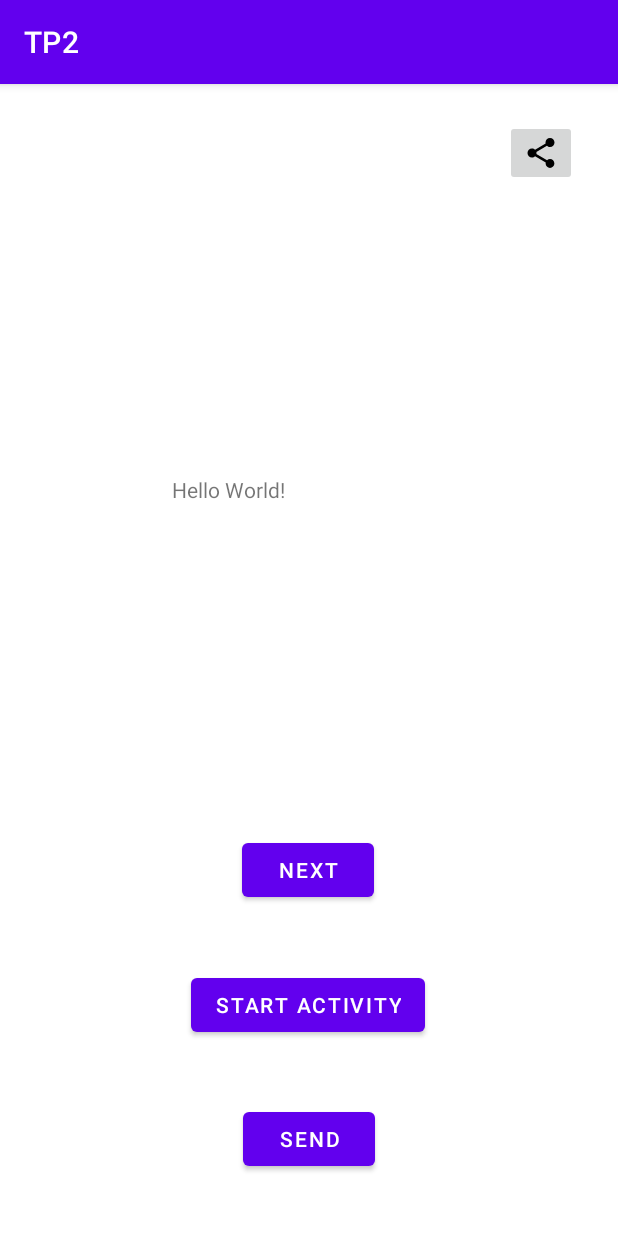
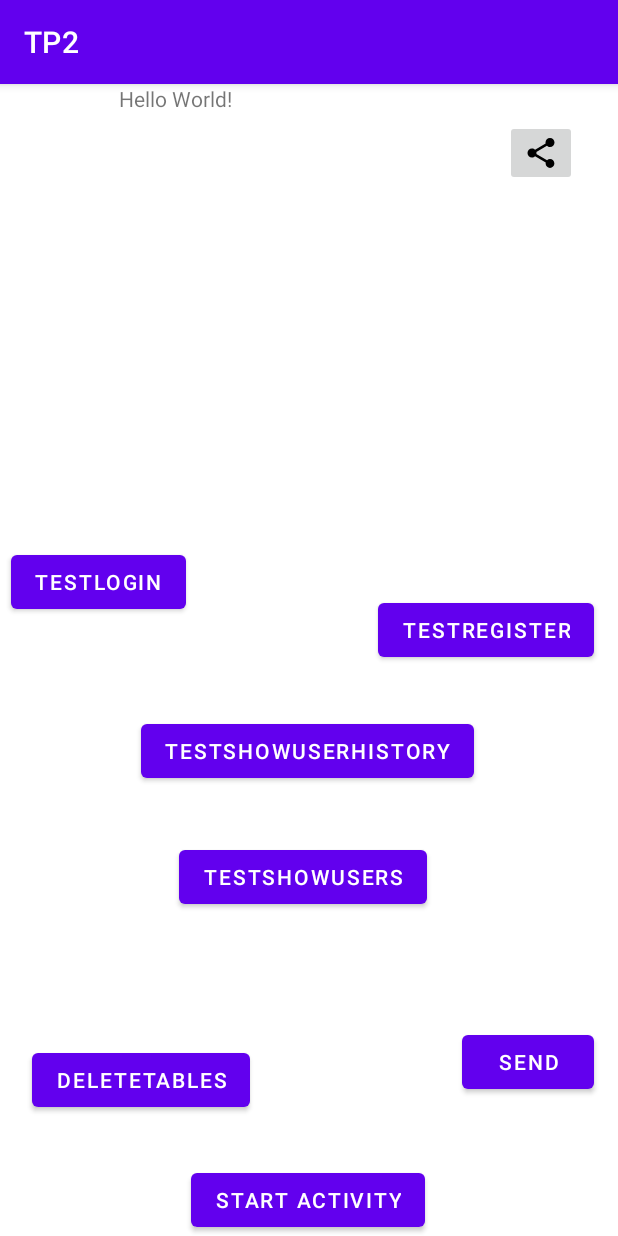
Before and after one commit to fedemarino37/SOA_L4, an Android app: the screen it shows after launch (DefaultMainActivity), on a phone screen of 412 x 824 dp. Run offline under Robolectric (Android 15) with nearby library versions, the phone set to English and light mode, and no system bars; our stand-ins replace RxJava; libraries missing offline, so code that uses them is left out: com.squareup.okhttp; 1 statement that could not run was skipped.

Commit message:
Metodos SQL funcionando
Se guardan en la tabla users y usersHistory los usuarios registrados y los logueados respectivamente.
Hay que acomodar el codigo.
No esta probado para que funcione en conjunto con la API.

```diff
--- a/app/src/main/java/com/example/TP2/entity/SQLUserEntity.java
+++ b/app/src/main/java/com/example/TP2/entity/SQLUserEntity.java
@@ -30,6 +30,3 @@ public class SQLUserEntity {
         this.timeStampLastAccess = timeStampLastAccess;
     }
 }
-// Todo: Acomodar lineas.
-// Todo: Cuando se registra un usuario, mandarlo a la tabla de SQLLite
-//      para traer sus datos cuando se loguea.
--- a/app/src/main/java/com/example/TP2/repository/sqlite/SQLUserRepository.java
+++ b/app/src/main/java/com/example/TP2/repository/sqlite/SQLUserRepository.java
@@ -10,6 +10,9 @@ public interface SQLUserRepository {
     List<SQLUserEntity> retrieveUsersHistory(Context ctx);
 
     SQLUserEntity getUserData(Context ctx, String userEmail);
-    boolean saveUserHistory(Context ctx, SQLUserEntity user);
-    boolean insertNewUser(Context ctx, SQLUserEntity newUser);
+    void saveUserHistory(Context ctx, SQLUserEntity user);
+    void insertNewUser(Context ctx, SQLUserEntity newUser);
+    public List<SQLUserEntity> getUsersTable (Context ctx);
+
+    void deleteTables(Context ctx);
 }
--- a/app/src/main/java/com/example/TP2/usecase/LoginUser.java
+++ b/app/src/main/java/com/example/TP2/usecase/LoginUser.java
@@ -18,10 +18,12 @@ public class LoginUser {
 
     UserRepository userRepository;
     SharedPreferencesRepository sharedPreferencesRepository;
+    SaveUserLogin saveUserLogin;
 
     public LoginUser() {
         userRepository = new DefaultUserRepository();
         sharedPreferencesRepository = new DefaultSharedPreferencesRepository();
+        saveUserLogin = new SaveUserLogin();
     }
 
     public LoginUserResponse execute(Context ctx, LoginUserRequest loginUserRequest) throws NetworkConnectionException, IOException {
@@ -30,8 +32,7 @@ public class LoginUser {
 
         /* Paso el mail al constructor para mantener que el execute solo reciba ctx.
           Ademas, en Model, la funcion trabaja solo con context.    */
-        SaveUserLogin saveUserLogin = new SaveUserLogin(loginUserRequest.getEmail());
-        saveUserLogin.execute(ctx);
+        saveUserLogin.execute(ctx,loginUserRequest.getEmail());
 
         return loginUserResponse;
     }
--- a/app/src/main/java/com/example/TP2/view/mainview/DefaultMainActivity.java
+++ b/app/src/main/java/com/example/TP2/view/mainview/DefaultMainActivity.java
@@ -2,8 +2,10 @@ package com.example.TP2.view.mainview;
 
 import android.annotation.SuppressLint;
 import android.app.AlertDialog;
+import android.content.Context;
 import android.content.DialogInterface;
 import android.content.Intent;
+import android.database.sqlite.SQLiteDatabase;
 import android.os.Bundle;
 import android.util.Log;
 import android.view.View;
@@ -13,10 +15,18 @@ import android.widget.TextView;
 
 import androidx.appcompat.app.AppCompatActivity;
 
+import com.example.TP2.ClassForTest;
 import com.example.TP2.R;
+import com.example.TP2.entity.LoginUserRequest;
 import com.example.TP2.presenter.mainpresenter.DefaultMainPresenter;
 import com.example.TP2.presenter.mainpresenter.MainPresenter;
+import com.example.TP2.repository.exception.NetworkConnectionException;
+import com.example.TP2.repository.sqlite.DefaultSQLUserRepository;
+import com.example.TP2.repository.sqlite.SQLUserRepository;
+import com.example.TP2.usecase.LoginUser;
 import com.example.TP2.view.DialogActivity;
+
+import java.io.IOException;
 
 public class DefaultMainActivity extends AppCompatActivity implements MainActivity {
 
@@ -24,6 +34,8 @@ public class DefaultMainActivity extends AppCompatActivity implements MainActivi
     private MainPresenter presenter;
     private AlertDialog.Builder builder;
     private static final String TAG = "MainActivity";
+    //Todo: Borrar este atributo.
+    ClassForTest userTest;
 
     @Override
     protected void onCreate(Bundle savedInstanceState) {
@@ -32,15 +44,32 @@ public class DefaultMainActivity extends AppCompatActivity implements MainActivi
         setContentView(R.layout.activity_main);
 
         textView = findViewById(R.id.text);
-        Button btn = findViewById(R.id.button);
+        Button btn = findViewById(R.id.deleteTables);
         Button btn_dialog = findViewById(R.id.button_dialog);
         Button btn_alert = findViewById(R.id.alert);
+
+        // Todo: Agregar boton que "loguee" al usuario e ingrese su acceso a la tabla
+        // Todo: Agregar boton que registre al usuario y lo registre en la tabla.
+        // Todo: Agregar boton que muestre por consola los accesos a la app.
+        Button btn_testLogin = findViewById(R.id.testLogin);
+        Button btn_testRegister = findViewById(R.id.testRegister);
+        Button btn_testShowUserHistory = findViewById(R.id.testShowUserHistory);
+        Button btn_testDeleteUser = findViewById(R.id.testShowUSERS);
+
+        userTest = new ClassForTest();
+
+
         ImageButton btn_share = findViewById(R.id.share);
 
         btn.setOnClickListener(btnListener);
         btn_dialog.setOnClickListener(btnListener);
         btn_alert.setOnClickListener(btnListener);
         btn_share.setOnClickListener(btnListener);
+
+        btn_testLogin.setOnClickListener(btnListener);
+        btn_testRegister.setOnClickListener(btnListener);
+        btn_testShowUserHistory.setOnClickListener(btnListener);
+        btn_testDeleteUser.setOnClickListener(btnListener);
 
         presenter = new DefaultMainPresenter(this);
 
@@ -74,8 +103,9 @@ public class DefaultMainActivity extends AppCompatActivity implements MainActivi
         public void onClick(View view) {
             Intent intent;
             switch (view.getId()) {
-                case R.id.button:
-                    presenter.onButtonClick(getApplicationContext());
+                case R.id.deleteTables:
+                    SQLUserRepository sqlUserRepository = new DefaultSQLUserRepository();
+                    sqlUserRepository.deleteTables(getApplicationContext());
                     break;
                 case R.id.button_dialog:
                     //se genera un Intent para poder lanzar la activity principal
@@ -103,6 +133,26 @@ public class DefaultMainActivity extends AppCompatActivity implements MainActivi
                     Intent shareIntent = Intent.createChooser(sendIntent, null);
                     startActivity(shareIntent);
                     break;
+                case R.id.testLogin:
+                    //userTest.testLoginWithAPI(getApplicationContext());
+                    userTest.testLoginSQL(getApplicationContext());
+                    System.out.println("USUARIO LOGUEADO");
+                    break;
+                case R.id.testRegister:
+                    //Todo: Probar primero register y asegurar que se crea la entrada en la tabla para que login no rompa.
+                    userTest.testRegisterSQL(getApplicationContext());
+                    System.out.println("USUARIO REGISTRADO");
+                    break;
+                case R.id.testShowUserHistory:
+                    // Todo: Metodo que muestra toda la tabla
+                    System.out.println("Entro aca");
+                    userTest.testShowUsersHistoryTable(getApplicationContext());
+                    break;
+                case R.id.testShowUSERS:
+                    // todo: Borrar user test.'
+                    userTest.testShowUsers(getApplicationContext());
+                    break;
+
                 default:
                     throw new IllegalStateException("Unexpected value: " + view.getId());
             }
--- a/app/src/main/res/layout/activity_main.xml
+++ b/app/src/main/res/layout/activity_main.xml
@@ -7,14 +7,14 @@
     tools:context=".view.mainview.DefaultMainActivity">
 
     <Button
-        android:id="@+id/button"
+        android:id="@+id/deleteTables"
         android:layout_width="wrap_content"
         android:layout_height="wrap_content"
-        android:layout_marginBottom="220dp"
-        android:text="NEXT"
+        android:layout_marginBottom="80dp"
+        android:text="deleteTables"
         app:layout_constraintBottom_toBottomOf="parent"
         app:layout_constraintEnd_toEndOf="parent"
-        app:layout_constraintHorizontal_bias="0.498"
+        app:layout_constraintHorizontal_bias="0.08"
         app:layout_constraintStart_toStartOf="parent" />
 
     <TextView
@@ -25,9 +25,11 @@
         android:text="Hello World!"
         app:layout_constraintBottom_toTopOf="@+id/button"
         app:layout_constraintEnd_toEndOf="parent"
+        app:layout_constraintHorizontal_bias="0.346"
         app:layout_constraintStart_toStartOf="parent"
         app:layout_constraintTop_toTopOf="parent"
-        app:layout_constraintVertical_bias="1.0" />
+        app:layout_constraintVertical_bias="0.184" />
+
     <Button
         android:id="@+id/button_dialog"
         android:layout_width="wrap_content"
@@ -38,17 +40,17 @@
         app:layout_constraintHorizontal_bias="0.498"
         app:layout_constraintStart_toStartOf="parent"
         app:layout_constraintTop_toBottomOf="@+id/button"
-        app:layout_constraintVertical_bias="0.246" />
+        app:layout_constraintVertical_bias="0.0" />
 
     <Button
         android:id="@+id/alert"
         android:layout_width="wrap_content"
         android:layout_height="wrap_content"
+        android:layout_marginEnd="16dp"
+        android:layout_marginBottom="92dp"
         android:text="SEND"
         app:layout_constraintBottom_toBottomOf="parent"
-        app:layout_constraintEnd_toEndOf="parent"
-        app:layout_constraintStart_toStartOf="parent"
-        app:layout_constraintTop_toBottomOf="@+id/button_dialog" />
+        app:layout_constraintEnd_toEndOf="parent" />
 
     <ImageButton
         android:id="@+id/share"
@@ -61,5 +63,45 @@
         app:layout_constraintTop_toTopOf="parent"
         app:srcCompat="@drawable/ic_baseline_share_24" />
 
+    <Button
+        android:id="@+id/testLogin"
+        android:layout_width="wrap_content"
+        android:layout_height="wrap_content"
+        android:layout_marginEnd="128dp"
+        android:layout_marginBottom="412dp"
+        android:text="testLogin"
+        app:layout_constraintBottom_toBottomOf="parent"
+        app:layout_constraintEnd_toStartOf="@+id/testRegister" />
+
+    <Button
+        android:id="@+id/testRegister"
+        android:layout_width="wrap_content"
+        android:layout_height="wrap_content"
+        android:layout_marginEnd="16dp"
+        android:layout_marginBottom="332dp"
+        android:text="testRegister"
+        app:layout_constraintBottom_toTopOf="@+id/button_dialog"
+        app:layout_constraintEnd_toEndOf="parent" />
+
+    <Button
+        android:id="@+id/testShowUserHistory"
+        android:layout_width="wrap_content"
+        android:layout_height="wrap_content"
+        android:layout_marginStart="94dp"
+        android:layout_marginBottom="36dp"
+        android:text="testShowUserHistory"
+        app:layout_constraintBottom_toTopOf="@+id/testShowUSERS"
+        app:layout_constraintStart_toStartOf="parent" />
+
+    <Button
+        android:id="@+id/testShowUSERS"
+        android:layout_width="wrap_content"
+        android:layout_height="wrap_content"
+        android:layout_marginEnd="127dp"
+        android:layout_marginBottom="167dp"
+        android:text="testShowUSERS"
+        app:layout_constraintBottom_toTopOf="@+id/button_dialog"
+        app:layout_constraintEnd_toEndOf="parent" />
+
 
 </androidx.constraintlayout.widget.ConstraintLayout>
```
Also changed, not shown: app/src/main/java/com/example/TP2/ClassForTest.java (added, +100 -0 lines), app/src/main/java/com/example/TP2/repository/sqlite/DefaultSQLUserRepository.java (+104 -36 lines), app/src/main/java/com/example/TP2/usecase/CreateSQLUserEntity.java (added, +34 -0 lines), app/src/main/java/com/example/TP2/usecase/InsertNewUser.java (deleted, +0 -36 lines), app/src/main/java/com/example/TP2/usecase/RegisterUser.java (+3 -7 lines), app/src/main/java/com/example/TP2/usecase/SaveUserLogin.java (+15 -20 lines).
